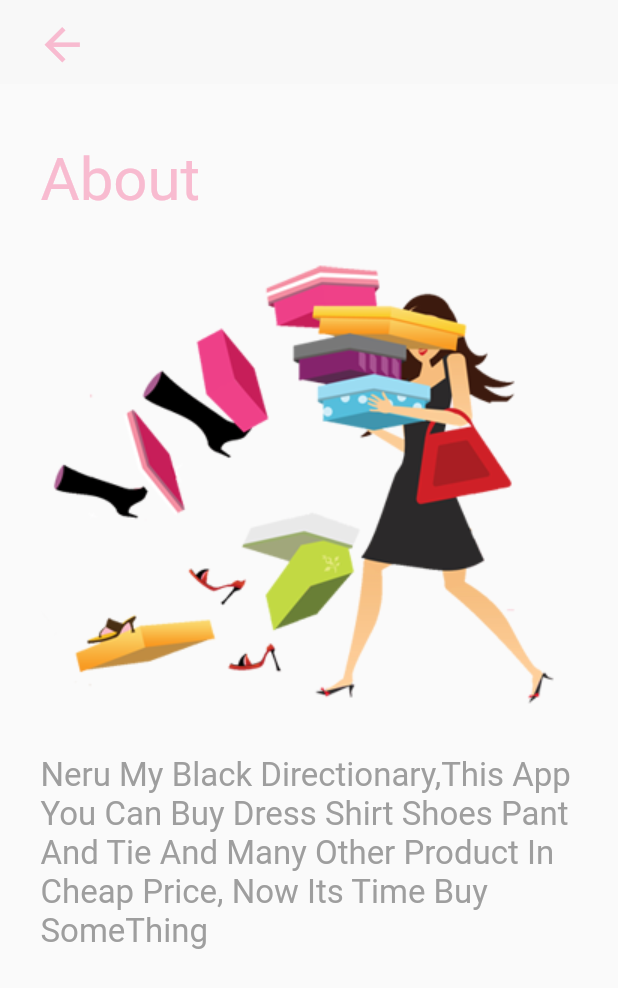
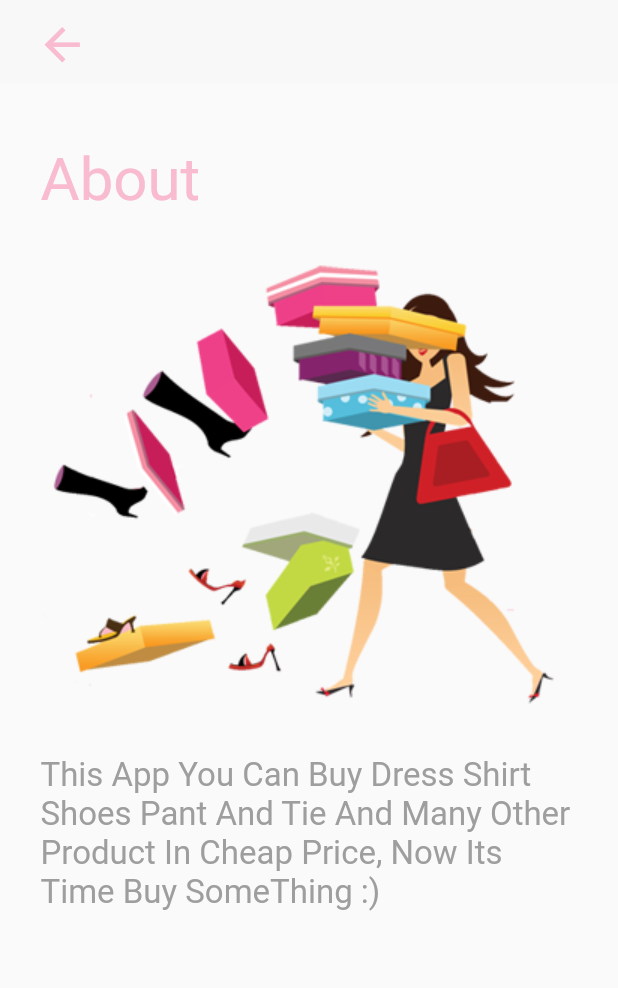
Before and after one commit to khaoulacherkaoui/E-commerce_Flutter, a Flutter app: the About screen opened directly, on a phone screen of 412 x 824 dp. Shown: the top 988 px of the screen. Run offline on Flutter 3.47's test engine with Material 2 defaults, Android fonts, the phone set to English and light mode, and no system bars; our stand-ins replace badges, carousel_pro, cloud_firestore, firebase_auth, firebase_core, firebase_storage and 1 more; accounts and stored records are empty.

```diff
--- a/lib/screens/about.dart
+++ b/lib/screens/about.dart
@@ -52,7 +52,7 @@ class About extends StatelessWidget {
                 child: Wrap(
                   children: [
                     Text(
-                      "Neru My Black Directionary,This App You Can Buy Dress Shirt Shoes Pant And Tie And Many Other Product In Cheap Price, Now Its Time Buy SomeThing",
+                      "This App You Can Buy Dress Shirt Shoes Pant And Tie And Many Other Product In Cheap Price, Now Its Time Buy SomeThing :)",
                       style: TextStyle(fontSize: 22, color: Colors.grey),
                     ),
                   ],
--- a/lib/screens/detailscreen.dart
+++ b/lib/screens/detailscreen.dart
@@ -84,7 +84,7 @@ class _DetailScreenState extends State<DetailScreen> {
       child: Wrap(
         children: <Widget>[
           Text(
-            "Lorem Ipsum is simply dummy text of the printing and typesetting industry. Lorem Ipsum has been the industry's standard dummy text ever since the 1500s, when an unknown printer took a galley of type and scrambled it to make a type specimen book. It has survived not only five centuries, but also the leap into electronic typesetting, remaining essentially unchanged. ",
+            "Available in different styles, colors and materials. Unique style & high quality. 1st order discount. More than 1000 styles at affordable prices. New style for women and men. Be your own style. Big sale & New products. Free shipping",
             style: TextStyle(fontSize: 16),
           )
         ],
--- a/lib/widgets/checkout_singleproduct.dart
+++ b/lib/widgets/checkout_singleproduct.dart
@@ -32,7 +32,7 @@ class _CheckOutSingleProductState extends State<CheckOutSingleProduct> {
   Widget _buildImage() {
     return Container(
       height: height * 0.1 + 50,
-      width: width * 0.3,
+      width: width * 0.29,
       decoration: BoxDecoration(
         image: DecorationImage(
           fit: BoxFit.fill,
```
Also changed, not shown: lib/screens/homepage.dart (+6 -3 lines).
